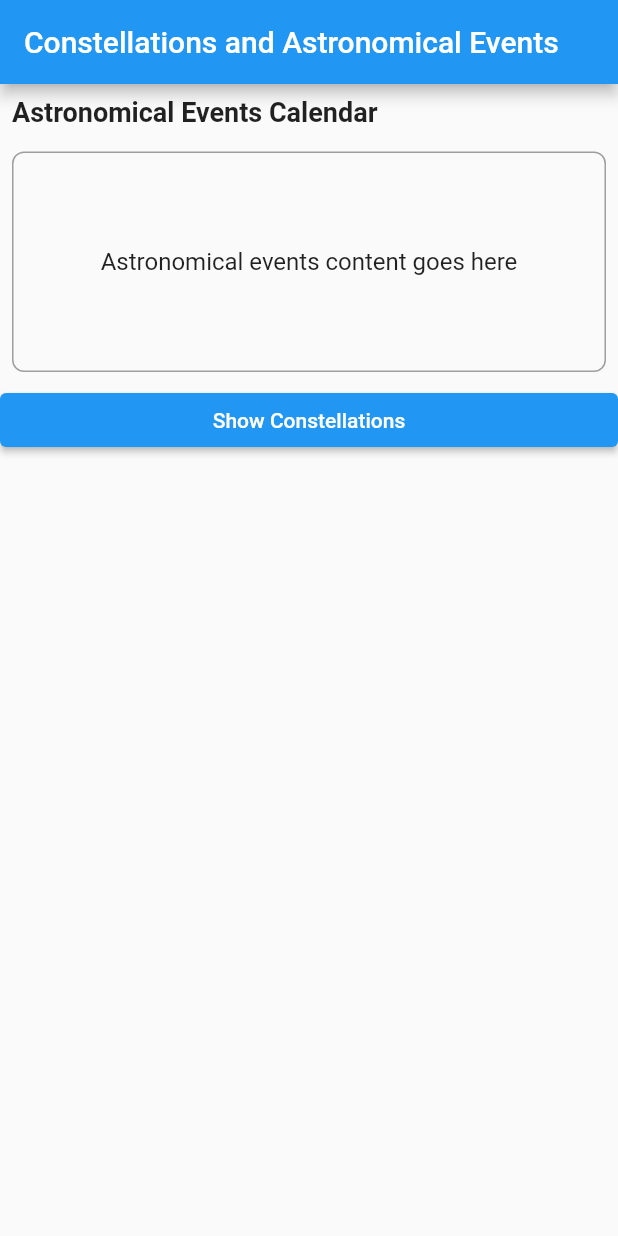
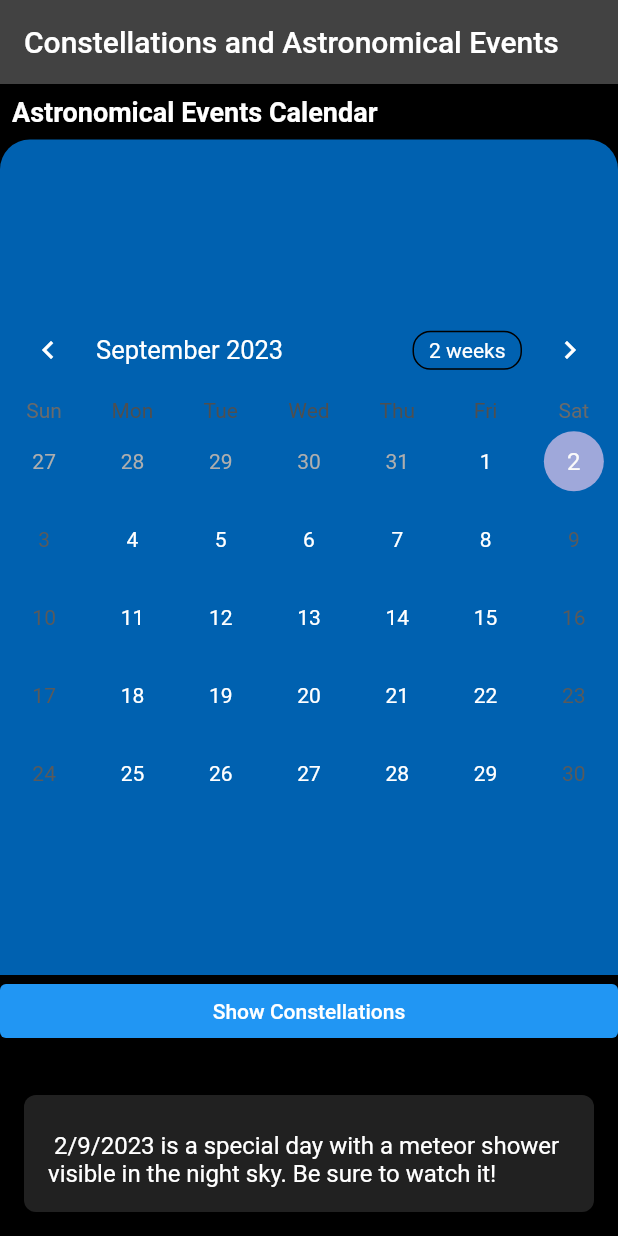
Before and after one commit to RohanSingh0909/CSOC_HalfCoders, a Flutter app: the screen it shows after launch, after a tap on "Show Astronomical Events", on a phone screen of 412 x 824 dp. Run offline on Flutter 3.47's test engine with Material 2 defaults, Android fonts, the light colour scheme and no system bars; drawn by our look-alikes of table_calendar.

Commit message:
first commit

```diff
--- a/lib/main.dart
+++ b/lib/main.dart
@@ -1,3 +1,4 @@
+import 'package:csoc_halfcoders/views/homepage.dart';
 import 'package:flutter/material.dart';
 
 void main() {
@@ -9,119 +10,10 @@ class MyApp extends StatelessWidget {
   Widget build(BuildContext context) {
     return MaterialApp(
       title: 'Constellations and Events',
+      theme: ThemeData.dark().copyWith(
+        scaffoldBackgroundColor: Colors.black,
+      ),
       home: MyHomePage(),
     );
   }
 }
-
-class MyHomePage extends StatefulWidget {
-  @override
-  _MyHomePageState createState() => _MyHomePageState();
-}
-
-class _MyHomePageState extends State<MyHomePage> {
-  bool showConstellations = true;
-
-  void toggleSection() {
-    setState(() {
-      showConstellations = !showConstellations;
-    });
-  }
-
-  @override
-  Widget build(BuildContext context) {
-    return Scaffold(
-      appBar: AppBar(
-        title: Text('Constellations and Astronomical Events'),
-      ),
-      body: Column(
-        crossAxisAlignment: CrossAxisAlignment.stretch,
-        children: [
-          AnimatedContainer(
-            duration: Duration(milliseconds: 500),
-            height: showConstellations ? 200 : 0,
-            curve: Curves.easeInOut,
-            child: CalendarSection(
-              title: 'Constellations Calendar',
-              content: ConstellationsContent(),
-            ),
-          ),
-          AnimatedContainer(
-            duration: Duration(milliseconds: 500),
-            height: showConstellations ? 0 : 200,
-            curve: Curves.easeInOut,
-            child: CalendarSection(
-              title: 'Astronomical Events Calendar',
-              content: AstronomicalEventsContent(),
-            ),
-          ),
-          ElevatedButton(
-            onPressed: toggleSection,
-            child: Text(showConstellations ? 'Show Astronomical Events' : 'Show Constellations'),
-          ),
-        ],
-      ),
-    );
-  }
-}
-
-class CalendarSection extends StatelessWidget {
-  final String title;
-  final Widget content;
-
-  CalendarSection({required this.title, required this.content});
-
-  @override
-  Widget build(BuildContext context) {
-    return Column(
-      crossAxisAlignment: CrossAxisAlignment.start,
-      children: [
-        Padding(
-          padding: const EdgeInsets.all(8.0),
-          child: Text(
-            title,
-            style: TextStyle(
-              fontSize: 18,
-              fontWeight: FontWeight.bold,
-            ),
-          ),
-        ),
-        Expanded(
-          child: Container(
-            decoration: BoxDecoration(
-              border: Border.all(color: Colors.grey),
-              borderRadius: BorderRadius.circular(8.0),
-            ),
-            margin: const EdgeInsets.all(8.0),
-            padding: const EdgeInsets.all(8.0),
-            child: content,
-          ),
-        ),
-      ],
-    );
-  }
-}
-
-class ConstellationsContent extends StatelessWidget {
-  @override
-  Widget build(BuildContext context) {
-    return Center(
-      child: Text(
-        'Constellations content goes here',
-        style: TextStyle(fontSize: 16),
-      ),
-    );
-  }
-}
-
-class AstronomicalEventsContent extends StatelessWidget {
-  @override
-  Widget build(BuildContext context) {
-    return Center(
-      child: Text(
-        'Astronomical events content goes here',
-        style: TextStyle(fontSize: 16),
-      ),
-    );
-  }
-}
--- a/lib/views/astro.dart
+++ b/lib/views/astro.dart
@@ -0,0 +1,40 @@
+
+import 'package:flutter/material.dart';
+import 'package:table_calendar/table_calendar.dart';
+
+import 'astro_events.dart';
+import 'calender.dart';
+class AstronomicalEventsSection extends StatelessWidget {
+  @override
+  Widget build(BuildContext context) {
+    return Container(
+      key: ValueKey<bool>(false), // Key for AnimatedSwitcher
+      child: Column(
+        crossAxisAlignment: CrossAxisAlignment.stretch,
+        children: [
+          CalendarSection(
+            title: 'Astronomical Events Calendar',
+            content: AstronomicalEventsContent(),
+          ),
+          Expanded(
+            child: Container(
+              decoration: BoxDecoration(
+                color: const Color.fromARGB(255, 0, 97, 176),
+                borderRadius: BorderRadius.only(
+                  topLeft: Radius.circular(20),
+                  topRight: Radius.circular(20),
+                ),
+              ),
+              child: Center(
+                child: TableCalendar(
+                     focusedDay: DateTime.now(),
+                     firstDay: DateTime.utc(2010, 10, 16),
+                     lastDay: DateTime.utc(2030, 3, 14))
+              ),
+            ),
+          ),
+        ],
+      ),
+    );
+  }
+}
--- a/lib/views/astro_events.dart
+++ b/lib/views/astro_events.dart
@@ -0,0 +1,17 @@
+import 'package:flutter/material.dart';
+
+class AstronomicalEventsContent extends StatelessWidget {
+  @override
+  Widget build(BuildContext context) {
+    return Container(
+      decoration: BoxDecoration(
+        color: const Color.fromARGB(255, 0, 97, 176),
+        borderRadius: BorderRadius.circular(8.0),
+      ),
+      margin: const EdgeInsets.all(8.0),
+      padding: const EdgeInsets.all(8.0),
+      child: Center(
+      ),
+    );
+  }
+}
--- a/lib/views/calender.dart
+++ b/lib/views/calender.dart
@@ -0,0 +1,33 @@
+
+import 'package:flutter/material.dart';
+
+class CalendarSection extends StatefulWidget {
+  final String title;
+  final Widget content;
+
+  CalendarSection({required this.title, required this.content});
+
+  @override
+  State<CalendarSection> createState() => _CalendarSectionState();
+}
+
+class _CalendarSectionState extends State<CalendarSection> {
+  @override
+  Widget build(BuildContext context) {
+    return Padding(
+      padding: const EdgeInsets.all(8.0),
+      child: Column(
+        crossAxisAlignment: CrossAxisAlignment.start,
+        children: [
+          Text(
+            widget.title,
+            style: TextStyle(
+              fontSize: 18,
+              fontWeight: FontWeight.bold,
+            ),
+          ),
+        ],
+      ),
+    );
+  }
+}
--- a/lib/views/const_events.dart
+++ b/lib/views/const_events.dart
@@ -0,0 +1,39 @@
+import 'package:flutter/material.dart';
+import 'package:table_calendar/table_calendar.dart';
+
+class ConstellationsContent extends StatefulWidget {
+  @override
+  State<ConstellationsContent> createState() => _ConstellationsContentState();
+}
+
+class _ConstellationsContentState extends State<ConstellationsContent> {
+  // DateTime today = DateTime.now();
+  // void _onDaySelected(DateTime day, DateTime focusedDay){
+  //   setState(() {
+  //     today = day;
+  //   });
+  // }
+  @override
+  Widget build(BuildContext context) {
+    return Container(
+      decoration: BoxDecoration(
+        color: const Color.fromARGB(255, 0, 97, 176),
+        borderRadius: BorderRadius.circular(8.0),
+      ),
+      margin: const EdgeInsets.all(8.0),
+      padding: const EdgeInsets.all(8.0),
+      child: Center(
+        child: TableCalendar(
+          rowHeight: 43,
+          headerStyle: const HeaderStyle(formatButtonVisible: false, titleCentered: true),
+          availableGestures: AvailableGestures.all,
+        // selectedDayPredicate: (day) => isSameDay(day, today),
+        focusedDay: DateTime.now(),
+        firstDay: DateTime.utc(2010, 10, 16),
+        lastDay: DateTime.utc(2030, 3, 14),
+        // onDaySelected: _onDaySelected,
+       ),
+      ),
+    );
+  }
+}
--- a/lib/views/constellations.dart
+++ b/lib/views/constellations.dart
@@ -0,0 +1,41 @@
+
+import 'package:flutter/material.dart';
+import 'package:table_calendar/table_calendar.dart';
+
+import 'calender.dart';
+import 'const_events.dart';
+class ConstellationsSection extends StatefulWidget {
+  @override
+  State<ConstellationsSection> createState() => _ConstellationsSectionState();
+}
+
+class _ConstellationsSectionState extends State<ConstellationsSection> {
+  DateTime today = DateTime.now();
+
+  @override
+  Widget build(BuildContext context) {
+    return Container(
+      key: ValueKey<bool>(true), // Key for AnimatedSwitcher
+      child: Column(
+        crossAxisAlignment: CrossAxisAlignment.stretch,
+        children: [
+          CalendarSection(
+            title: 'Constellations Calendar',
+            content: ConstellationsContent(),
+          ),
+          Expanded(
+            child: Container(
+              decoration: BoxDecoration(
+                color: const Color.fromARGB(255, 0, 97, 176),
+                borderRadius: BorderRadius.only(
+                  topLeft: Radius.circular(20),
+                  topRight: Radius.circular(20),
+                ),
+              ),
+            ),
+          ),
+        ],
+      ),
+    );
+  }
+}
--- /dev/null
+++ b/lib/views/date.dart
@@ -0,0 +1,42 @@
+import 'package:flutter/material.dart';
+import 'package:table_calendar/table_calendar.dart';
+
+class DateNoteSection extends StatefulWidget {
+  @override
+  _DateNoteSectionState createState() => _DateNoteSectionState();
+}
+
+class _DateNoteSectionState extends State<DateNoteSection> {
+  // Initialize currentDate with the current date
+  DateTime currentDate = DateTime.timestamp();
+
+  @override
+  Widget build(BuildContext context) {
+    // Format the current date
+    String cal =
+        '${currentDate.day}/${currentDate.month}/${currentDate.year}';
+
+    return Container(
+      margin: EdgeInsets.all(16),
+      padding: EdgeInsets.all(16),
+      decoration: BoxDecoration(
+        color: Colors.grey[900],
+        borderRadius: BorderRadius.circular(8.0),
+      ),
+      child: Column(
+        crossAxisAlignment: CrossAxisAlignment.start,
+        children: [
+
+          SizedBox(height: 8),
+          Text(
+            ' $cal is a special day with a meteor shower visible in the night sky. Be sure to watch it!',
+            style: TextStyle(
+              fontSize: 16,
+              color: Colors.white,
+            ),
+          ),
+        ],
+      ),
+    );
+  }
+}
--- a/lib/views/homepage.dart
+++ b/lib/views/homepage.dart
@@ -0,0 +1,51 @@
+import 'package:flutter/material.dart';
+import 'package:table_calendar/table_calendar.dart';
+
+import 'astro.dart';
+import 'constellations.dart';
+import 'date.dart';
+
+class MyHomePage extends StatefulWidget {
+  @override
+  _MyHomePageState createState() => _MyHomePageState();
+}
+
+class _MyHomePageState extends State<MyHomePage> {
+  bool showConstellations = true;
+
+  void toggleSection() {
+    setState(() {
+      showConstellations = !showConstellations;
+    });
+  }
+
+  @override
+  Widget build(BuildContext context) {
+    return Scaffold(
+      appBar: AppBar(
+        title: Text('Constellations and Astronomical Events'),
+      ),
+      body: Column(
+        crossAxisAlignment: CrossAxisAlignment.stretch,
+        children: [
+          Expanded(
+            child: AnimatedSwitcher(
+              duration: Duration(milliseconds: 500),
+              child: showConstellations
+                  ? ConstellationsSection()
+                  : AstronomicalEventsSection(),
+            ),
+          ),
+          ElevatedButton(
+            onPressed: toggleSection,
+            child: Text(showConstellations ? 'Show Astronomical Events' : 'Show Constellations'),
+          ),
+          SizedBox(height: 16),
+          showConstellations
+              ? SizedBox() // Empty space when showing Constellations
+              : DateNoteSection(), // Show Date Note when showing astronomical avents
+        ],
+      ),
+    );
+  }
+}
--- a/pubspec.yaml
+++ b/pubspec.yaml
@@ -30,6 +30,7 @@ environment:
 dependencies:
   flutter:
     sdk: flutter
+  table_calendar: ^3.0.9
 
 
   # The following adds the Cupertino Icons font to your application.
```
Also changed, not shown: pubspec.lock.
